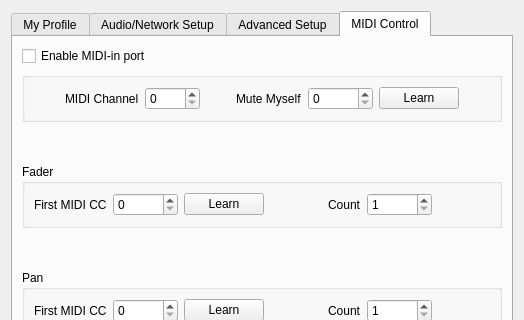
Before: the Qt Designer form src/clientsettingsdlgbase.ui in ignotus666/jamulus, drawn with Qt 5; both pictures show x 0 to 524 and y 0 to 320 of the 524 by 569 pixel window.
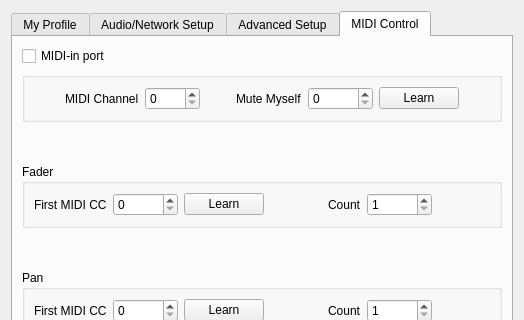
After: the same form once the commit is applied. Icons and pictures are not drawn. Custom widgets are drawn as their Qt base class.

Commit message: Make check box text consistent

Patch:
```diff
--- a/src/clientsettingsdlgbase.ui
+++ b/src/clientsettingsdlgbase.ui
@@ -1344,7 +1344,7 @@
        <item>
         <widget class="QCheckBox" name="chbUseMIDIController">
          <property name="text">
-          <string>Enable MIDI-in port</string>
+          <string>MIDI-in port</string>
          </property>
         </widget>
        </item>
```
The commit also changes 1 other file.
